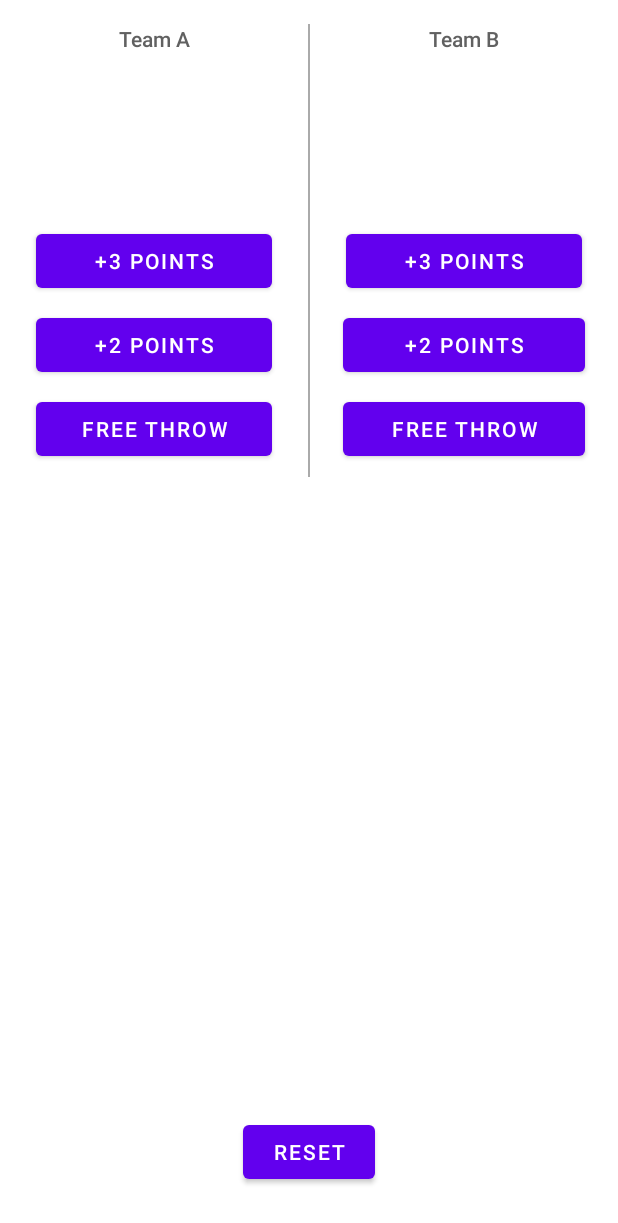
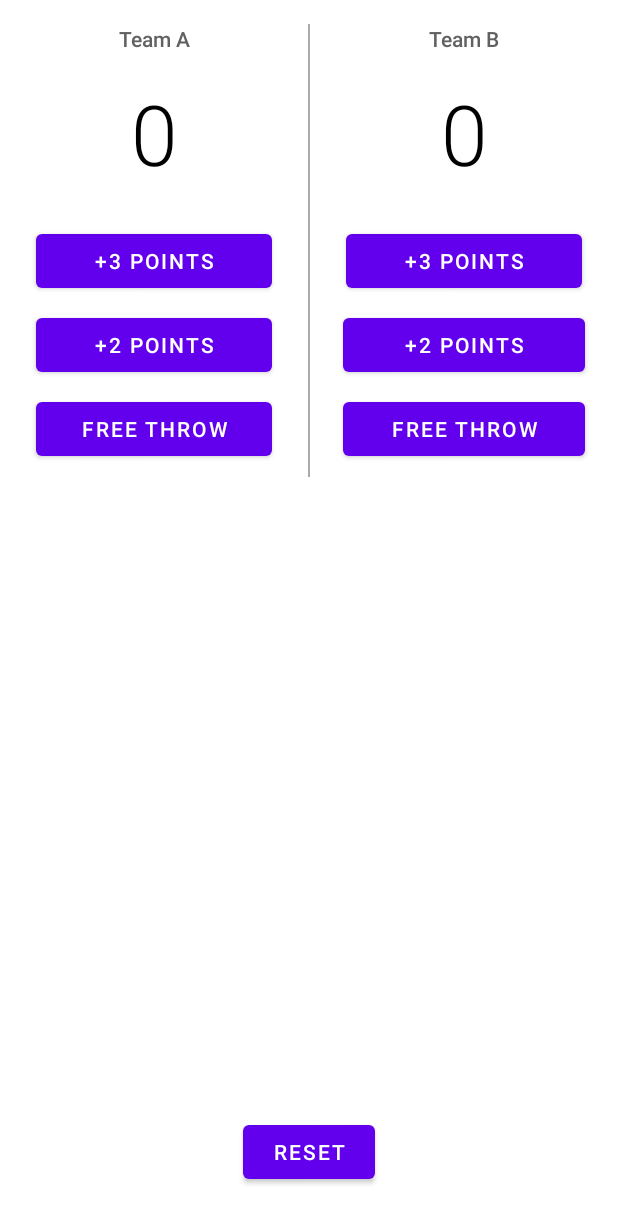
Before and after one commit to williamsteinmetz/HW4.CourtCounter, an Android app: the layout activity_main.xml on its own in the app's theme, with its tools: preview values and no code run, on a phone screen of 412 x 824 dp. Shown: the top 1223 px of the screen. Run offline under Robolectric (Android 15) with nearby library versions, the phone set to English and light mode, and no system bars.

Commit message:
Exercise 2 HW 4 With WORKING score display. Font color was set to white. Set new color to black.

```diff
--- a/app/src/main/res/layout/activity_main.xml
+++ b/app/src/main/res/layout/activity_main.xml
@@ -35,7 +35,7 @@
                 android:gravity="center"
                 android:paddingBottom="24dp"
                 android:text="@string/team_a_score"
-                android:textColor="#fff"
+                android:textColor="#000"
                 android:textSize="56sp" />
 
             <Button
@@ -96,7 +96,7 @@
                 android:gravity="center"
                 android:paddingBottom="24dp"
                 android:text="@string/team_b_score"
-                android:textColor="#fff"
+                android:textColor="#000"
                 android:textSize="56sp" />
 
             <Button
```
